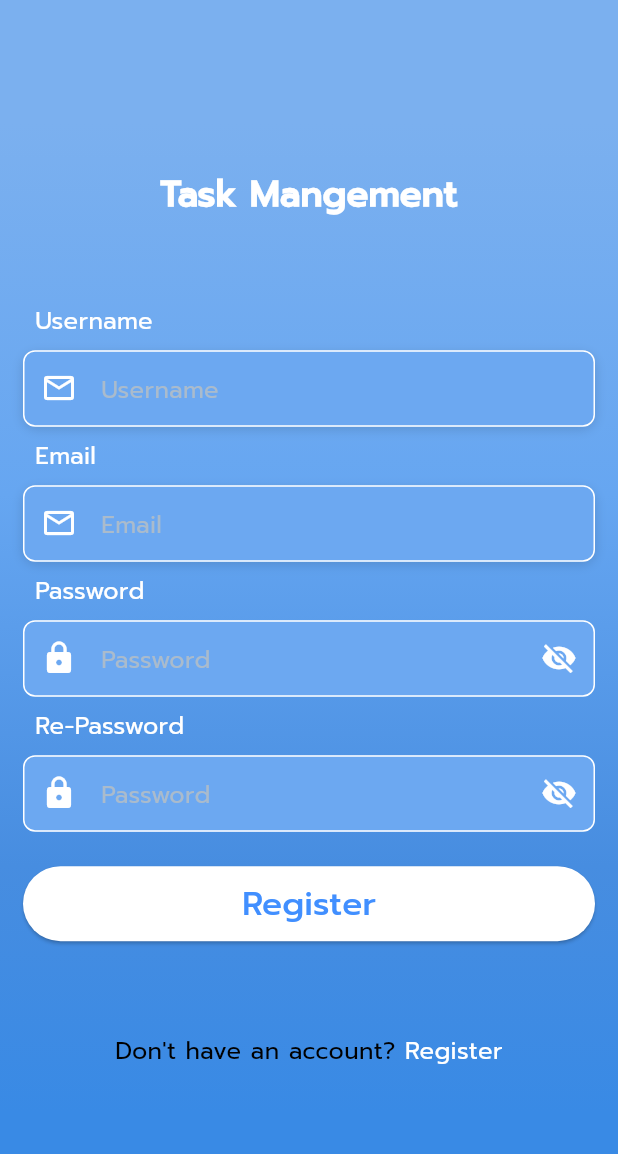
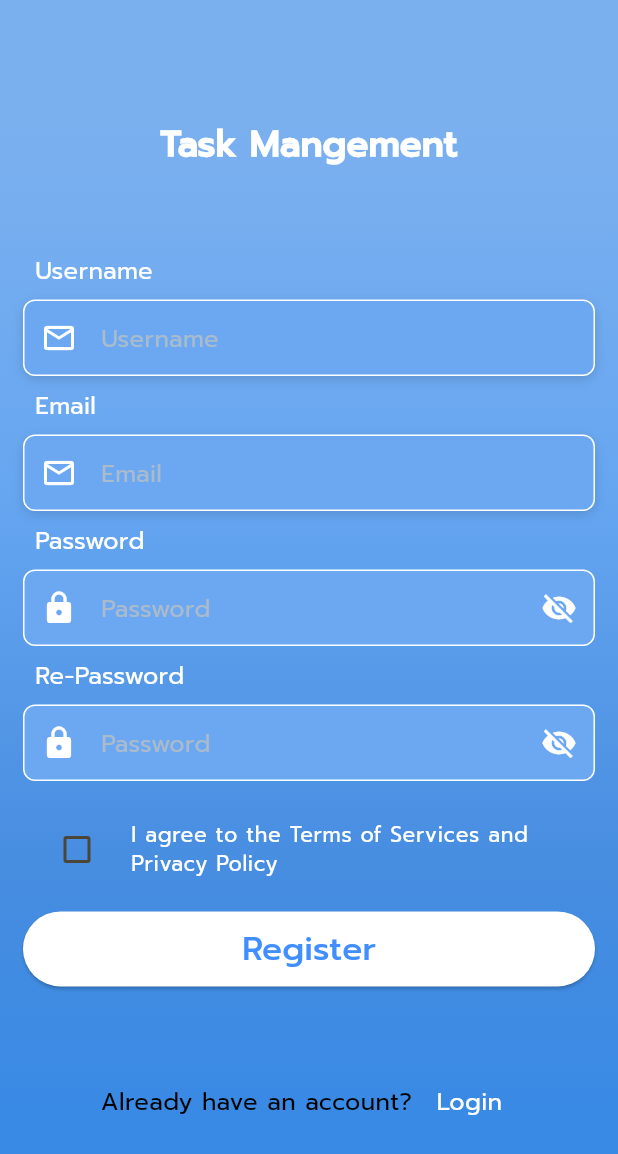
Before and after one commit to phamnhantucode/task_management, a Flutter app: the screen it shows after launch, after a tap on "Login", after a tap on "Register", on a phone screen of 412 x 824 dp. Shown: the top 1154 px of the screen. Run offline on Flutter 3.47's test engine with Material 3 defaults, Android fonts, the phone set to English and light mode, and no system bars; our stand-ins replace bloc, cached_network_image, calendar_date_picker2, carousel_slider, cloud_firestore, easy_date_timeline and 20 more; missing offline and left inert: avatar_stack, flutter_firebase_chat_core, json_path, mobile_scanner, qr_scanner_overlay, time_picker_spinner_pop_up; accounts and stored records are empty; generated files the repository leaves out were written again; network calls fail; project files that could hold a hidden picture were left out.

Commit message:
fix: ui chat, room, login,register screen

```diff
--- a/lib/blocs/authentication/authentication_cubit.dart
+++ b/lib/blocs/authentication/authentication_cubit.dart
@@ -45,6 +45,7 @@ final class AuthenticationCubit extends HydratedCubit<AuthenticationState> {
           expireTime: getCurrentTimestamp.add(const Duration(days: 1))));
     } else {
       emit(state.copyWith(
+          status: LoginStatus.failure,
           authException: result.first, isAuthenticated: result.second));
     }
     setUser();
--- a/lib/l10n/arb/app_en.arb
+++ b/lib/l10n/arb/app_en.arb
@@ -20,6 +20,8 @@
     "label_other_login": "Quick login with Touch ID",
     "dont_have_acc": "Don't have an account? ",
      "have_acc": "Already have an account? ",
+     "termandprivacy": "I agree to the Terms of Services and Privacy Policy",
+     "isterm":"You must agree to the Terms of Services and Privacy Policy to register.",
     "forget_pass": "Forget Password?",
     "label_register": "Register",
     "invalid_email_exception": "Invalid Address Email ! Please try again",
--- a/lib/screens/auth/login/component/auth_diaglog_message.dart
+++ b/lib/screens/auth/login/component/auth_diaglog_message.dart
@@ -16,7 +16,7 @@ Future<T?> showAuthDialog<T>({
     context: context,
     builder: (context) {
       return AlertDialog(
-        title: Center(child: Text(title, style: context.textTheme.titleMedium?.copyWith(color: colorTitle))),
+        title: Center(child: Text(title, style: context.textTheme.bodyLarge?.copyWith(color: colorTitle))),
         content: Text(content, style: context.textTheme.bodyMedium?.copyWith(color: colorContent)),
         actions: [
           TextButton(
@@ -24,7 +24,7 @@ Future<T?> showAuthDialog<T>({
             style: TextButton.styleFrom(
              backgroundColor: context.appColors.buttonDisable,
             ),
-              child: Text(titleButton, style: context.textTheme.labelMedium  ?.copyWith(color: context.appColors.buttonEnable),),
+              child: Text(titleButton, style: context.textTheme.bodyLarge ?.copyWith(color: context.appColors.buttonEnable),),
 
           ),
           if (leftAction != null)
--- a/lib/screens/auth/login/login_screen.dart
+++ b/lib/screens/auth/login/login_screen.dart
@@ -67,14 +67,15 @@ class _LoginScreenState extends State<LoginScreen> {
             context.go(NavigationPath.home);
           }
         },
+        child: SafeArea(
           child: Scaffold(
-          resizeToAvoidBottomInset: false,
-          body: SafeArea(
-            child: SingleChildScrollView(
-              child: Container(
+            extendBody: true,
+            body: Container(
               decoration: _boxDecoration(context),
               child: Padding(
                 padding: EdgeInsetsDirectional.all(16.w),
+                child: Center(
+                  child: SingleChildScrollView(
                     child: Form(
                       key: _formKey,
                       child: Column(
@@ -99,7 +100,7 @@ class _LoginScreenState extends State<LoginScreen> {
                               validator: (value) =>
                                   provider.passwordValidator(value)),
                           SizedBox(
-                          height: 24.h,
+                            height: 26.h,
                           ),
                           TMElevatedLoadingButton(
                             height: 50,
@@ -126,6 +127,7 @@ class _LoginScreenState extends State<LoginScreen> {
                                 context.go(NavigationPath.register);
                               }),
                         ],
+                      ),
                     ),
                   ),
                 ),
--- a/lib/screens/auth/register/register_screen.dart
+++ b/lib/screens/auth/register/register_screen.dart
@@ -3,6 +3,7 @@ import 'package:flutter_bloc/flutter_bloc.dart';
 import 'package:flutter_screenutil/flutter_screenutil.dart';
 import 'package:go_router/go_router.dart';
 import 'package:room_master_app/common/extensions/context.dart';
+import 'package:room_master_app/common/utils/utils.dart';
 import 'package:room_master_app/l10n/l10n.dart';
 import 'package:room_master_app/navigation/navigation.dart';
 import 'package:room_master_app/screens/auth/login/component/auth_elavated_loading_button.dart';
@@ -24,9 +25,11 @@ class RegisterScreen extends StatefulWidget {
 
 class _RegisterScreenState extends State<RegisterScreen> {
   final _formKey = GlobalKey<FormState>();
+  final userController = TextEditingController();
   final emailController = TextEditingController();
   final passController = TextEditingController();
   final provider = ValidateProvide();
+  bool _isAgreed = false;
 
   @override
   Widget build(BuildContext context) {
@@ -52,7 +55,7 @@ class _RegisterScreenState extends State<RegisterScreen> {
               context: context,
               title: "Login Failed",
               content: state.authException!.errorMessage(context),
-              titleButton: 'CLOSE',
+              titleButton: 'Close',
               colorContent: context.appColors.textBlack,
               rightAction: () {
                 context.pop();
@@ -99,6 +102,9 @@ class _RegisterScreenState extends State<RegisterScreen> {
                                   .read<AuthenticationCubit>()
                                   .setUsername(content);
                             },
+                              controller: userController,
+                              validator: (value) =>
+                                  provider.userValidator(value)
                           ),
                           labelTF(context, context.l10n.label_email),
                           RegisterTF(
@@ -130,7 +136,26 @@ class _RegisterScreenState extends State<RegisterScreen> {
                               validator: (value) => provider.confirmPass(
                                   value, passController.text)),
                           SizedBox(
-                            height: 26.h,
+                            height: 20.h,
+                          ),
+                          CheckboxListTile(
+                            title: Text(
+                                context.l10n.termandprivacy,
+                              style: context.textTheme.bodySmall
+                                  ?.copyWith(color: context.appColors.textWhite),
+                            ),
+                            value: _isAgreed,
+                            onChanged: (value) {
+                              setState(() {
+                                _isAgreed = value ?? false;
+                              });
+                            },
+                            controlAffinity: ListTileControlAffinity.leading,
+                            activeColor: context.appColors.textWhite,
+                            checkColor: context.appColors.buttonEnable,
+                          ),
+                          SizedBox(
+                            height: 15.h,
                           ),
                           TMElevatedLoadingButton(
                             height: 50,
@@ -140,16 +165,19 @@ class _RegisterScreenState extends State<RegisterScreen> {
                                 color: context.appColors.buttonEnable),
                             color: context.appColors.textWhite,
                             onPressed: () {
-                              _formKey.currentState!.validate();
-                              context.read<AuthenticationCubit>().register();
+                              if (_formKey.currentState!.validate() && _isAgreed) {
+                                context.read<AuthenticationCubit>().register();
+                              } else if (!_isAgreed) {
+                              }
                             },
                           ),
+
                           SizedBox(
-                            height: 16.h,
+                            height: 20.h,
                           ),
                           LabelAuth(
-                              title: context.l10n.dont_have_acc,
-                              labelAuth: context.l10n.label_register,
+                              title: context.l10n.have_acc,
+                              labelAuth: context.l10n.label_login,
                               textStyle: context.textTheme.bodyMedium?.copyWith(
                                   color: context.appColors.textWhite),
                               onPress: () {
```
Also changed, not shown: lib/screens/auth/login/provider/validate_provider.dart (+8 -2 lines), lib/screens/chat/rooms_screen.dart (+38 -8 lines), lib/screens/chat/users_page.dart (+135 -95 lines). Lines whose indentation alone changed are shown as unchanged.
